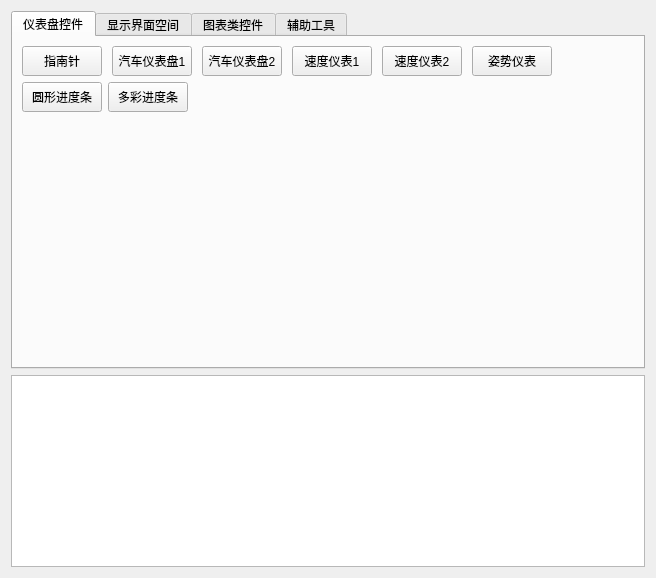
The window that Exmaple/examplewidget.ui (jjzhang166/LQFramKit) describes before a commit, drawn with Qt 5.
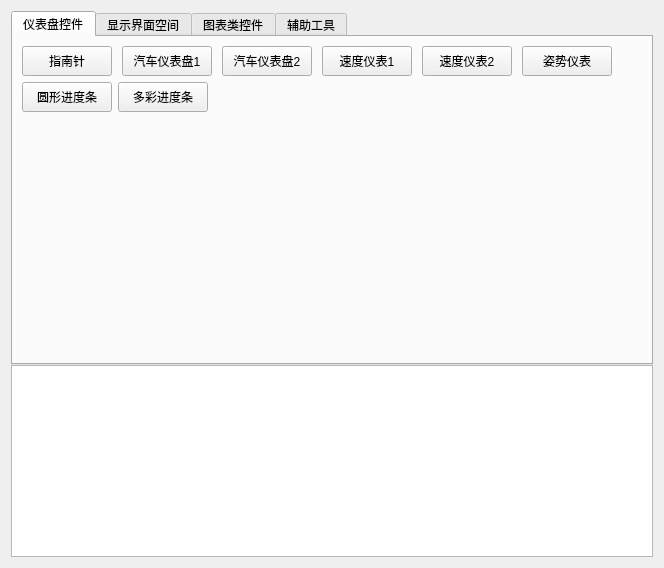
The same window after the commit. The open tabs and pages were chosen to show the change.

What changed in the file:
```diff
--- a/Exmaple/examplewidget.ui
+++ b/Exmaple/examplewidget.ui
@@ -6,14 +6,35 @@
    <rect>
     <x>0</x>
     <y>0</y>
-    <width>656</width>
-    <height>578</height>
+    <width>664</width>
+    <height>568</height>
    </rect>
   </property>
   <property name="windowTitle">
    <string>Form</string>
   </property>
+  <property name="styleSheet">
+   <string notr="true"/>
+  </property>
+  <layout class="QVBoxLayout" name="verticalLayout_6">
+   <item>
+    <widget class="QWidget" name="widget_2" native="true">
   <layout class="QVBoxLayout" name="verticalLayout_2">
+      <property name="spacing">
+       <number>0</number>
+      </property>
+      <property name="leftMargin">
+       <number>0</number>
+      </property>
+      <property name="topMargin">
+       <number>0</number>
+      </property>
+      <property name="rightMargin">
+       <number>0</number>
+      </property>
+      <property name="bottomMargin">
+       <number>0</number>
+      </property>
    <item>
     <layout class="QVBoxLayout" name="verticalLayout">
      <item>
@@ -25,7 +46,10 @@
         <number>1</number>
        </property>
        <property name="elideMode">
-        <enum>Qt::ElideRight</enum>
+           <enum>Qt::ElideNone</enum>
+          </property>
+          <property name="usesScrollButtons">
+           <bool>false</bool>
        </property>
        <property name="documentMode">
         <bool>false</bool>
@@ -53,7 +77,7 @@
             <widget class="QPushButton" name="pushButton">
              <property name="minimumSize">
               <size>
-               <width>0</width>
+                  <width>90</width>
                <height>30</height>
               </size>
              </property>
@@ -66,7 +90,7 @@
             <widget class="QPushButton" name="pushButton_2">
              <property name="minimumSize">
               <size>
-               <width>0</width>
+                  <width>90</width>
                <height>30</height>
               </size>
              </property>
@@ -79,7 +103,7 @@
             <widget class="QPushButton" name="pushButton_3">
              <property name="minimumSize">
               <size>
-               <width>0</width>
+                  <width>90</width>
                <height>30</height>
               </size>
              </property>
@@ -92,7 +116,7 @@
             <widget class="QPushButton" name="pushButton_7">
              <property name="minimumSize">
               <size>
-               <width>0</width>
+                  <width>90</width>
                <height>30</height>
               </size>
              </property>
@@ -105,7 +129,7 @@
             <widget class="QPushButton" name="pushButton_8">
              <property name="minimumSize">
               <size>
-               <width>0</width>
+                  <width>90</width>
                <height>30</height>
               </size>
              </property>
@@ -118,7 +142,7 @@
             <widget class="QPushButton" name="pushButton_5">
              <property name="minimumSize">
               <size>
-               <width>0</width>
+                  <width>90</width>
                <height>30</height>
               </size>
              </property>
@@ -148,7 +172,7 @@
             <widget class="QPushButton" name="pushButton_10">
              <property name="minimumSize">
               <size>
-               <width>0</width>
+                  <width>90</width>
                <height>30</height>
               </size>
              </property>
@@ -161,7 +185,7 @@
             <widget class="QPushButton" name="pushButton_11">
              <property name="minimumSize">
               <size>
-               <width>0</width>
+                  <width>90</width>
                <height>30</height>
               </size>
              </property>
@@ -433,6 +457,9 @@
       </widget>
      </item>
     </layout>
+      </item>
+     </layout>
+    </widget>
    </item>
   </layout>
  </widget>
```
Left out of the diff: 18 changed lines with no effect on the pictures. Lines whose indentation alone changed are shown as unchanged.
